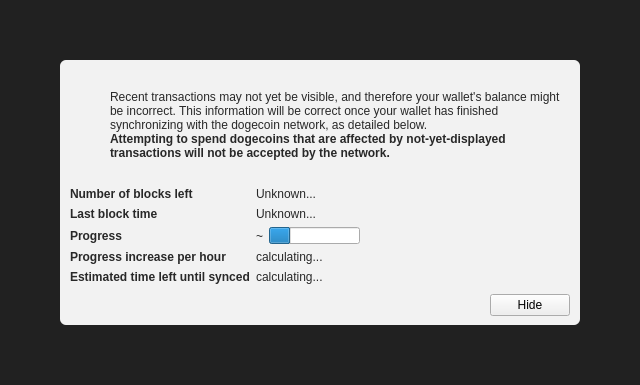
This is src/qt/forms/modaloverlay.ui in c4pt000/radiocoin as Qt 5 draws it before an edit. The edited form follows.
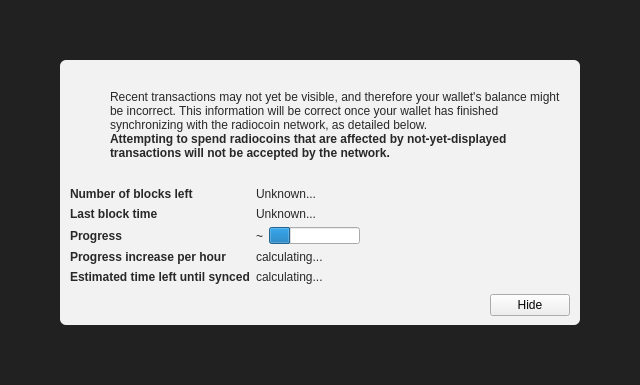
This is the edited form. Icons and pictures are not drawn. Custom widgets are drawn as their Qt base class.

```diff
--- a/src/qt/forms/modaloverlay.ui
+++ b/src/qt/forms/modaloverlay.ui
@@ -130,7 +130,7 @@
              <item>
               <widget class="QLabel" name="infoText">
                <property name="text">
-                <string>Recent transactions may not yet be visible, and therefore your wallet's balance might be incorrect. This information will be correct once your wallet has finished synchronizing with the dogecoin network, as detailed below.</string>
+                <string>Recent transactions may not yet be visible, and therefore your wallet's balance might be incorrect. This information will be correct once your wallet has finished synchronizing with the radiocoin network, as detailed below.</string>
                </property>
                <property name="textFormat">
                 <enum>Qt::RichText</enum>
@@ -149,7 +149,7 @@
                 </font>
                </property>
                <property name="text">
-                <string>Attempting to spend dogecoins that are affected by not-yet-displayed transactions will not be accepted by the network.</string>
+                <string>Attempting to spend radiocoins that are affected by not-yet-displayed transactions will not be accepted by the network.</string>
                </property>
                <property name="textFormat">
                 <enum>Qt::RichText</enum>
```
